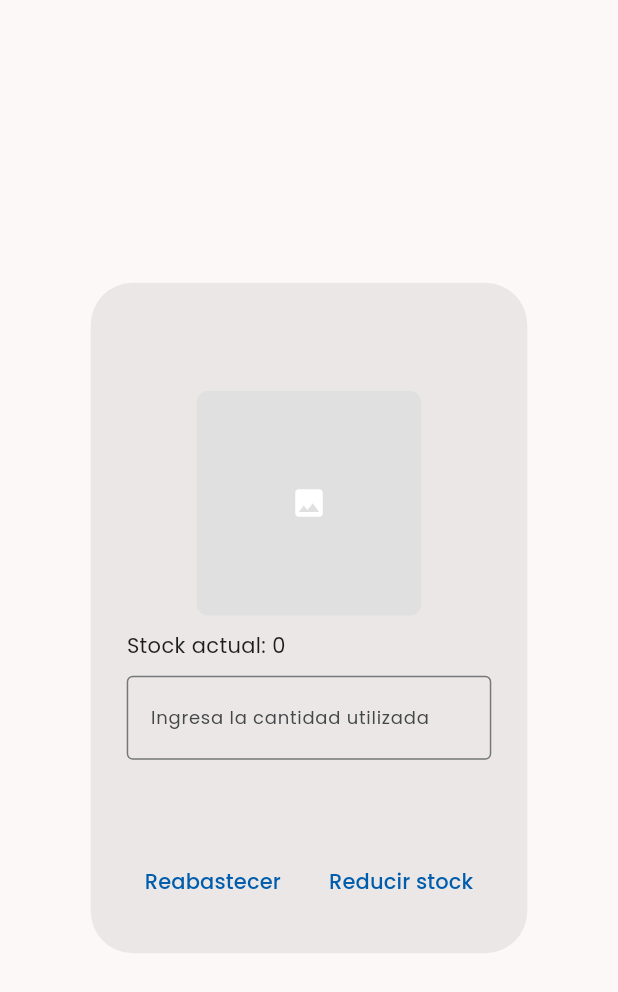
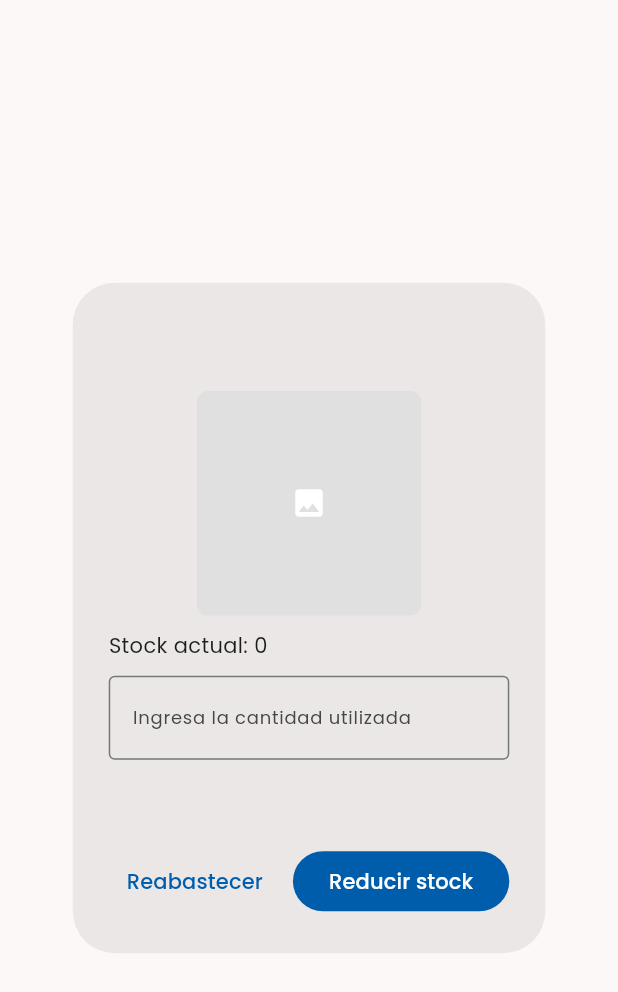
Before and after one commit to Emilio-Rendon-Dinen/mecaInventory, a Flutter app: the ProductDetailDialog widget shown alone on an empty page, opened directly with empty values, on a phone screen of 412 x 824 dp. Shown: the top 992 px of the screen. Run offline on Flutter 3.47's test engine with Material 3 defaults, Android fonts, the phone set to English and light mode, and no system bars; our stand-ins replace bloc, flutter_bloc, flutter_slidable, get_it, google_fonts, image_picker and 2 more; accounts and stored records are empty.

Commit message:
Update product_detail_dialog.dart

```diff
--- a/lib/presentation/dialogs/product_detail_dialog.dart
+++ b/lib/presentation/dialogs/product_detail_dialog.dart
@@ -95,6 +95,8 @@ class _ProductDetailDialogState extends State<ProductDetailDialog> {
             Text(
               widget.product.description,
               style: const TextStyle(fontSize: 16),
+              maxLines: 5,
+              overflow: TextOverflow.ellipsis,
             )
           ],
         ),
@@ -111,7 +113,7 @@ class _ProductDetailDialogState extends State<ProductDetailDialog> {
           },
           child: const Text("Reabastecer"),
         ),
-        TextButton(
+        FilledButton(
           onPressed: () {
             if (_formKey.currentState?.validate() ?? false) {
               final usedQuantity = int.tryParse(stockUsedController.text)!;
@@ -134,7 +136,7 @@ class _ProductDetailDialogState extends State<ProductDetailDialog> {
             }
           },
           child: const Text("Reducir stock"),
-        ),
+        )
       ],
     );
   }
```
